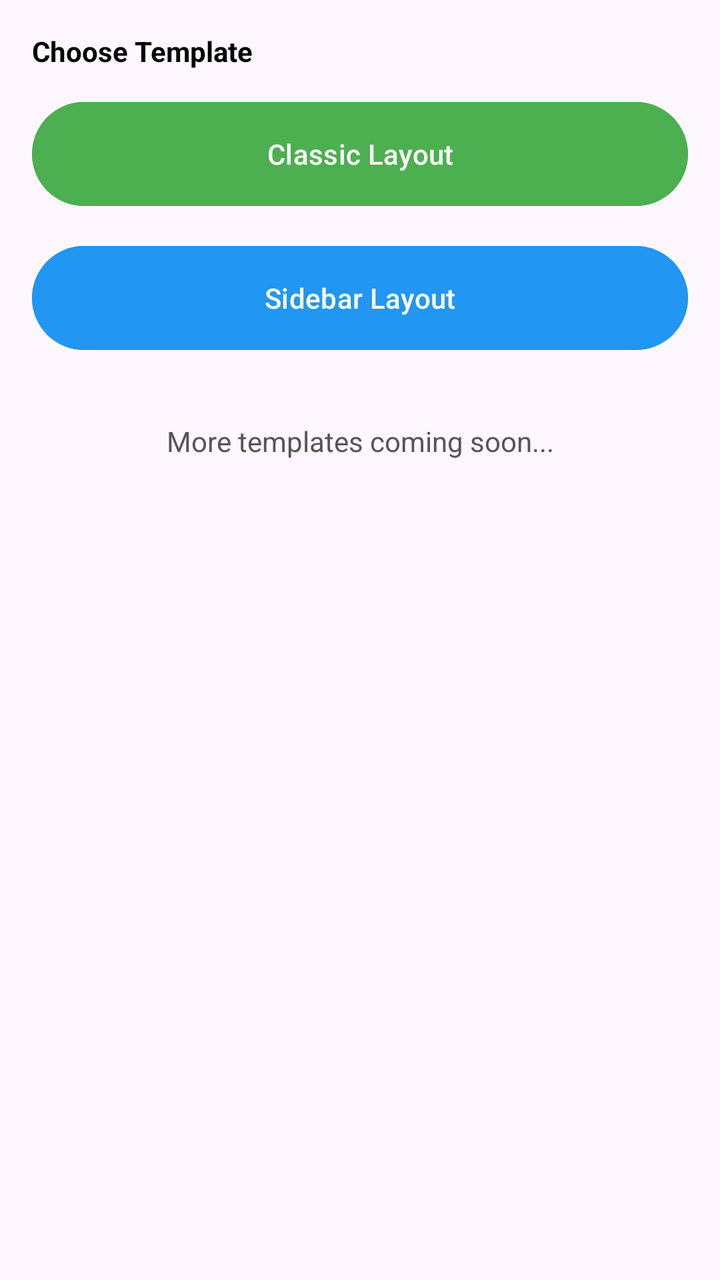
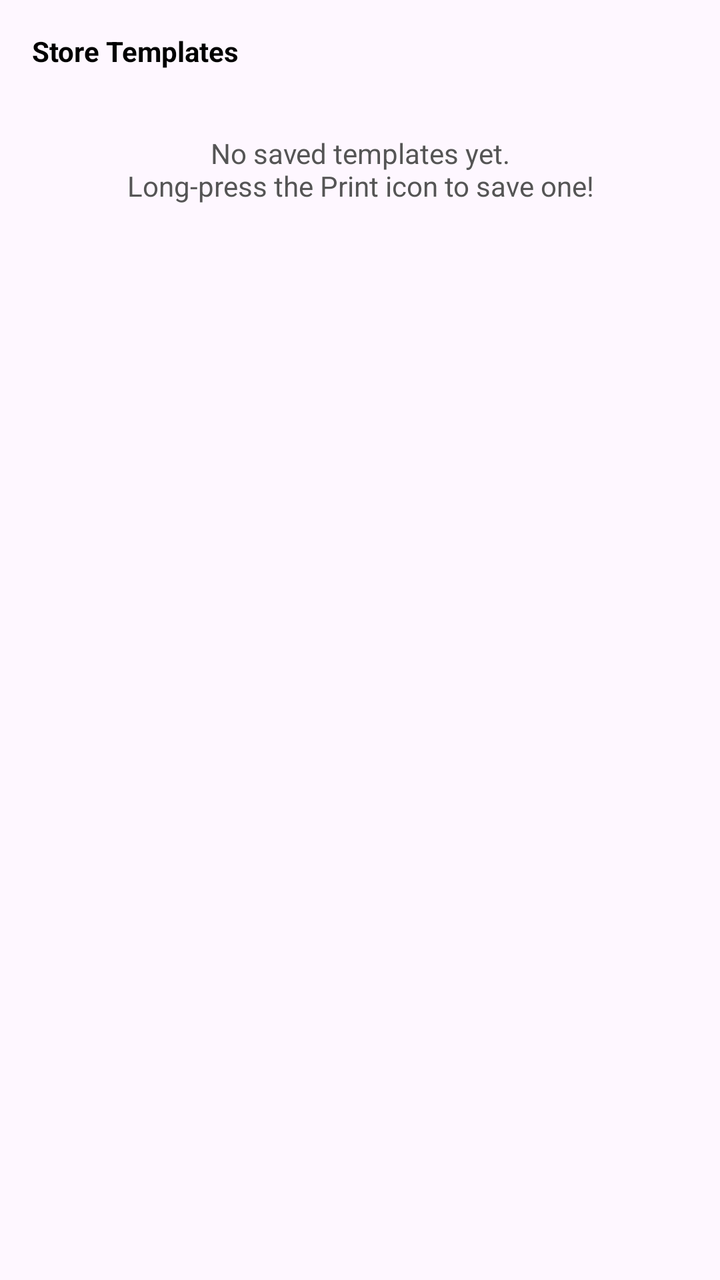

The first picture is an Android layout as it rendered before a commit; the second is the same layout after the commit. The layout source and the unified diff follow.
<!-- AndroidManifest.xml: application theme Theme.MyApplication -->
<!-- res/layout/panel_page_templates.xml -->
<?xml version="1.0" encoding="utf-8"?>
<ScrollView xmlns:android="http://schemas.android.com/apk/res/android" android:layout_width="match_parent" android:layout_height="match_parent" android:background="@android:color/transparent" android:fillViewport="true">

    <LinearLayout android:layout_width="match_parent" android:layout_height="wrap_content" android:orientation="vertical" android:padding="16dp">

        <TextView android:layout_width="match_parent" android:layout_height="wrap_content" android:text="Choose Template" android:textStyle="bold" android:textSize="14sp" android:textColor="#000000" android:layout_marginBottom="12dp"/>

        <Button android:id="@+id/btn_template_classic" android:layout_width="match_parent" android:layout_height="60dp" android:text="Classic Layout" android:textColor="#FFFFFF" android:backgroundTint="#4CAF50" android:layout_marginBottom="12dp" android:padding="12dp"/>

        <Button android:id="@+id/btn_template_sidebar" android:layout_width="match_parent" android:layout_height="60dp" android:text="Sidebar Layout" android:textColor="#FFFFFF" android:backgroundTint="#2196F3" android:layout_marginBottom="12dp" android:padding="12dp"/>

        <TextView android:layout_width="match_parent" android:layout_height="wrap_content" android:text="More templates coming soon..." android:gravity="center" android:textColor="#555555" android:layout_marginTop="20dp"/>

    </LinearLayout>
</ScrollView>
<!-- resources referenced by this layout -->
<resources>
  <style name="Theme.MyApplication" parent="Base.Theme.MyApplication" />
  <style name="Base.Theme.MyApplication" parent="Theme.Material3.DayNight.NoActionBar">
          
          
      </style>
</resources>

<!-- the commit's change to res/layout/panel_page_templates.xml (unified diff, before → after) -->
@@ -2,14 +2,11 @@
 <ScrollView xmlns:android="http://schemas.android.com/apk/res/android" android:layout_width="match_parent" android:layout_height="match_parent" android:background="@android:color/transparent" android:fillViewport="true">
 
     <LinearLayout android:layout_width="match_parent" android:layout_height="wrap_content" android:orientation="vertical" android:padding="16dp">
+        <TextView android:layout_width="match_parent" android:layout_height="wrap_content" android:text="Store Templates" android:textStyle="bold" android:textSize="14sp" android:textColor="#000000" android:layout_marginBottom="12dp"/>
 
-        <TextView android:layout_width="match_parent" android:layout_height="wrap_content" android:text="Choose Template" android:textStyle="bold" android:textSize="14sp" android:textColor="#000000" android:layout_marginBottom="12dp"/>
+        <GridLayout android:id="@+id/user_templates_container" android:layout_width="match_parent" android:layout_height="wrap_content" android:columnCount="2" android:alignmentMode="alignMargins" android:columnOrderPreserved="false" />
 
-        <Button android:id="@+id/btn_template_classic" android:layout_width="match_parent" android:layout_height="60dp" android:text="Classic Layout" android:textColor="#FFFFFF" android:backgroundTint="#4CAF50" android:layout_marginBottom="12dp" android:padding="12dp"/>
+        <TextView android:id="@+id/tv_no_templates" android:layout_width="match_parent" android:layout_height="wrap_content" android:text="No saved templates yet.\nLong-press the Print icon to save one!" android:gravity="center" android:textColor="#555555" android:layout_marginTop="20dp"/>
+    </LinearLayout>
 
-        <Button android:id="@+id/btn_template_sidebar" android:layout_width="match_parent" android:layout_height="60dp" android:text="Sidebar Layout" android:textColor="#FFFFFF" android:backgroundTint="#2196F3" android:layout_marginBottom="12dp" android:padding="12dp"/>
-
-        <TextView android:layout_width="match_parent" android:layout_height="wrap_content" android:text="More templates coming soon..." android:gravity="center" android:textColor="#555555" android:layout_marginTop="20dp"/>
-
-    </LinearLayout>
 </ScrollView>
